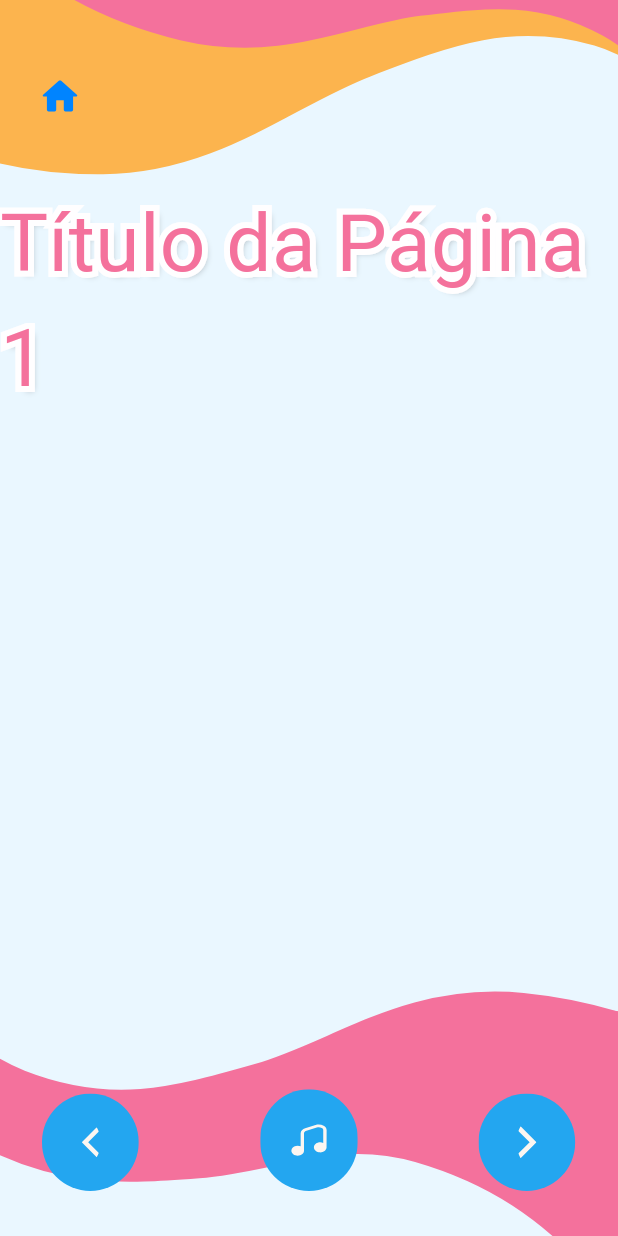
After one commit to Kahcodes/glicogotas_app, a Flutter app: the Pagina1Page screen opened directly, on a phone screen of 412 x 824 dp. The commit adds this screen. Run offline on Flutter 3.47's test engine with Material 3 defaults, Android fonts, the phone set to English and light mode, and no system bars; our stand-ins replace flutter_svg, google_fonts.

Commit message:
primeiro teste da pagina 1

```diff
--- a/lib/Livro/capa.dart
+++ b/lib/Livro/capa.dart
@@ -2,6 +2,7 @@ import 'package:flutter/material.dart';
 import 'package:flutter_svg/flutter_svg.dart';
 import 'package:google_fonts/google_fonts.dart';
 import 'dart:math';
+import 'package:glicogotas_app/Livro/pagina1.dart'; // Certifique-se de que esse caminho está correto
 
 class CapaPage extends StatelessWidget {
   const CapaPage({super.key});
@@ -126,7 +127,13 @@ class CapaPage extends StatelessWidget {
                       width: 55,
                     ),
                     onPressed: () {
-                      // Ação do botão próximo
+                      // Ação do botão próximo, que vai navegar para pagina1
+                      Navigator.push(
+                        context,
+                        MaterialPageRoute(
+                            builder: (context) =>
+                                const Pagina1Page()), // Corrigido para Pagina1Page
+                      );
                     },
                   ),
                 ],
--- /dev/null
+++ b/lib/Livro/pagina1.dart
@@ -0,0 +1,136 @@
+import 'package:flutter/material.dart';
+import 'package:flutter_svg/flutter_svg.dart';
+import 'package:glicogotas_app/home.dart'; // Assumindo que o caminho da tela inicial seja esse
+
+class Pagina1Page extends StatelessWidget {
+  const Pagina1Page({super.key});
+
+  @override
+  Widget build(BuildContext context) {
+    final size = MediaQuery.of(context).size;
+
+    return Scaffold(
+      backgroundColor: const Color(0xFFEAF7FF),
+      body: Stack(
+        children: [
+          // Fundo com as listras
+          Positioned.fill(
+            child: SvgPicture.asset(
+              'assets/images/fundopaglivro.svg', // Ajuste o caminho da imagem se necessário
+              fit: BoxFit.cover,
+            ),
+          ),
+
+          // Botão de voltar no topo esquerdo
+          Positioned(
+            top: 40,
+            left: 16,
+            child: IconButton(
+              iconSize: 30,
+              icon: const Icon(
+                Icons.home_rounded,
+                color: Color.fromARGB(255, 0, 132, 255),
+              ),
+              onPressed: () {
+                Navigator.push(
+                  context,
+                  MaterialPageRoute(builder: (context) => const TelaHome()),
+                );
+              },
+            ),
+          ),
+
+          // Nome do personagem ou título centralizado
+          Positioned(
+            top: size.height * 0.15,
+            left: 0,
+            right: 0,
+            child: Stack(
+              alignment: Alignment.center, // Alinha os textos exatamente
+              children: [
+                // Texto branco (borda)
+                Text(
+                  'Título da Página 1', // Título da nova página
+                  style: TextStyle(
+                    fontSize: size.width * 0.13,
+                    foreground: Paint()
+                      ..style = PaintingStyle.stroke
+                      ..strokeWidth = 8
+                      ..color = const Color(0xFFFFFEFF), // Cor da borda branca
+                    shadows: [
+                      Shadow(
+                        color: Colors.black.withOpacity(0.25), // Sombra suave
+                        offset: Offset(3.0, 3.0),
+                        blurRadius: 5.0,
+                      ),
+                    ],
+                  ),
+                ),
+                // Texto central
+                Text(
+                  'Título da Página 1',
+                  style: TextStyle(
+                    fontSize: size.width * 0.13,
+                    color: const Color(0xFFF4719C), // Cor rosa
+                  ),
+                ),
+              ],
+            ),
+          ),
+
+          // Botões de navegação
+          Positioned(
+            bottom: 22,
+            left: 20,
+            child: IconButton(
+              icon: SvgPicture.asset(
+                'assets/images/btn-voltar-azul.svg',
+                width: 65,
+              ),
+              onPressed: () {
+                Navigator.push(
+                  context,
+                  MaterialPageRoute(
+                      builder: (context) =>
+                          const TelaHome()), // Voltar para a tela inicial
+                );
+              },
+            ),
+          ),
+
+          // Centralizando o botão do meio usando Align
+          Align(
+            alignment: Alignment.bottomCenter,
+            child: Padding(
+              padding: const EdgeInsets.only(bottom: 22),
+              child: IconButton(
+                icon: SvgPicture.asset(
+                  'assets/images/btn-som-azul.svg',
+                  width: 65,
+                ),
+                onPressed: () {
+                  // Ação do botão som, se necessário
+                },
+              ),
+            ),
+          ),
+
+          Positioned(
+            bottom: 22, // Ajuste a altura aqui também para o botão da direita
+            right: 20,
+            child: IconButton(
+              icon: SvgPicture.asset(
+                'assets/images/btn-avancar-azul.svg',
+                width: 65,
+              ),
+              onPressed: () {
+                // Ação do botão avançar
+                // Substitua com a próxima tela, caso necessário
+              },
+            ),
+          ),
+        ],
+      ),
+    );
+  }
+}
--- a/pubspec.yaml
+++ b/pubspec.yaml
@@ -103,6 +103,7 @@ flutter:
     - assets/images/eclipse-betinho.svg
     - assets/images/betinho-person.svg
     - assets/images/btn-som-branco.svg
+    - assets/images/fundopaglivro.svg
 
 
   # To add assets to your application, add an assets section, like this:
```
Also changed, not shown: assets/images/fundopaglivro.svg (added).
